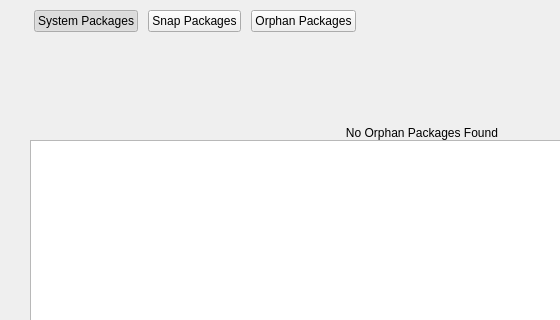
First picture: the form in shared/nexis/Pages/Uninstaller/uninstallerpage.ui, repository s4solutionsllc/Nexis, before the edit; both pictures show x 0 to 560 and y 0 to 320 of the 844 by 635 pixel window.
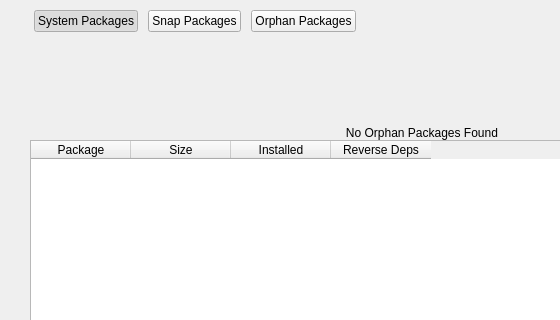
Second picture: the form after the edit. The open tabs and pages were chosen to show the change.

Commit message:
feat(uninstaller): orphan packages safety columns (GH#67)
Replace QListWidget with a 4-column QTableWidget showing Package, Size,
Install Type (Auto/Manual via apt-mark showauto), and Reverse Deps count
(apt-cache rdepends --installed per package). Reverse Deps cells are
color-coded using theme tokens: green = safe, amber = manually installed,
red = has dependents. Colors update on theme change via refreshOrphanThemeColors().
Pacman/DNF systems show "—" in the new columns. APT commands use LANG=C.

The edit to the form file:
```diff
--- a/shared/nexis/Pages/Uninstaller/uninstallerpage.ui
+++ b/shared/nexis/Pages/Uninstaller/uninstallerpage.ui
@@ -359,12 +359,7 @@
         </widget>
        </item>
        <item row="1" column="0">
-        <widget class="QListWidget" name="listWidgetOrphanPackages">
-         <property name="font">
-          <font>
-           <pointsize>10</pointsize>
-          </font>
-         </property>
+        <widget class="QTableWidget" name="tableWidgetOrphanPackages">
          <property name="focusPolicy">
           <enum>Qt::NoFocus</enum>
          </property>
@@ -377,27 +372,42 @@
          <property name="editTriggers">
           <set>QAbstractItemView::NoEditTriggers</set>
          </property>
+         <property name="alternatingRowColors">
+          <bool>true</bool>
+         </property>
          <property name="selectionMode">
           <enum>QAbstractItemView::NoSelection</enum>
          </property>
          <property name="selectionBehavior">
           <enum>QAbstractItemView::SelectRows</enum>
          </property>
-         <property name="iconSize">
-          <size>
-           <width>20</width>
-           <height>20</height>
-          </size>
+         <property name="showGrid">
+          <bool>false</bool>
          </property>
-         <property name="textElideMode">
-          <enum>Qt::ElideMiddle</enum>
+         <property name="sortingEnabled">
+          <bool>true</bool>
          </property>
-         <property name="spacing">
+         <property name="columnCount">
           <number>4</number>
          </property>
-         <property name="uniformItemSizes">
+         <attribute name="horizontalHeaderStretchLastSection">
           <bool>false</bool>
-         </property>
+         </attribute>
+         <attribute name="verticalHeaderVisible">
+          <bool>false</bool>
+         </attribute>
+         <column>
+          <property name="text"><string>Package</string></property>
+         </column>
+         <column>
+          <property name="text"><string>Size</string></property>
+         </column>
+         <column>
+          <property name="text"><string>Installed</string></property>
+         </column>
+         <column>
+          <property name="text"><string>Reverse Deps</string></property>
+         </column>
         </widget>
        </item>
       </layout>
```
Left out of the diff: 3 changed lines with no effect on the pictures. The commit also changes 5 other files.
